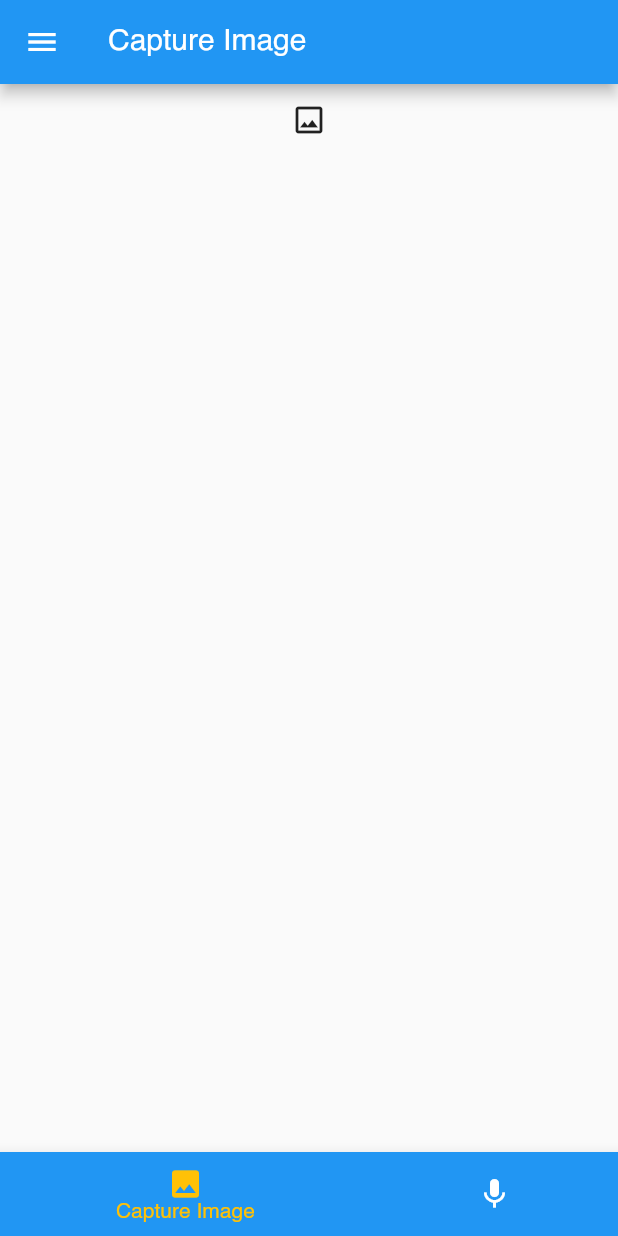
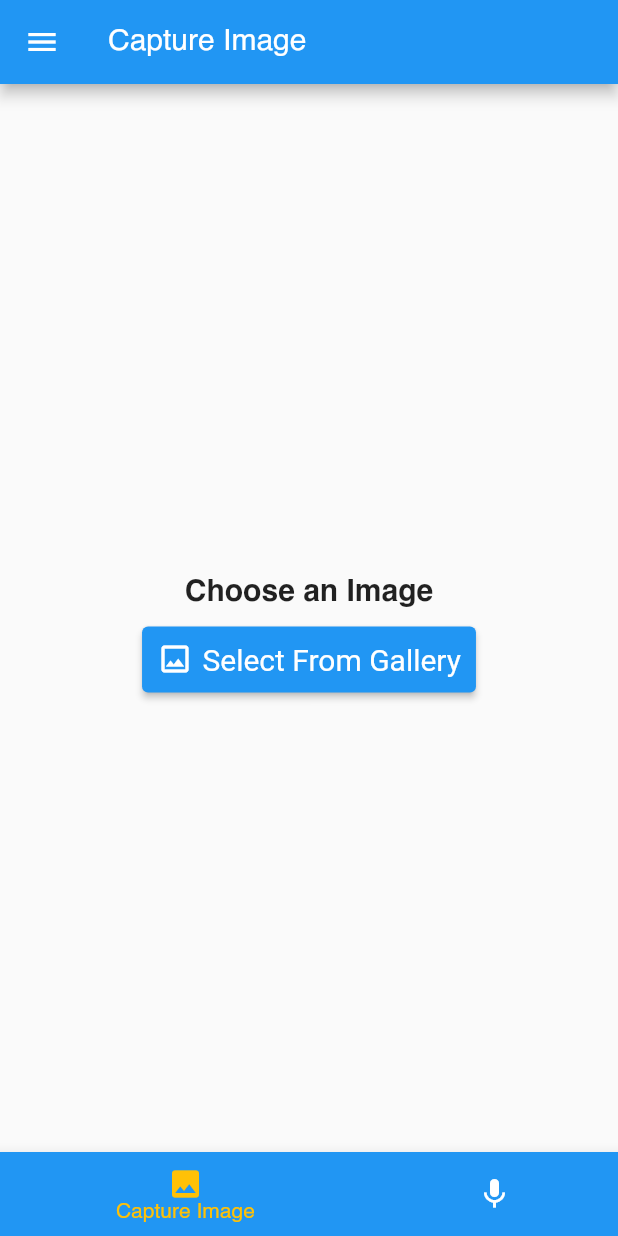
Before and after one commit to heth0218/Project-Alpha, a Flutter app: the screen it shows after launch, on a phone screen of 412 x 824 dp. Run offline on Flutter 3.47's test engine with Material 2 defaults, Android fonts, the light colour scheme and no system bars; our stand-ins replace firebase_core, firebase_storage, flutter_tts, image_picker, speech_to_text; accounts and stored records are empty.

Commit message:
Improved UI and added reupload functionality

```diff
--- a/Grp-Project/lib/screens/image_capture.dart
+++ b/Grp-Project/lib/screens/image_capture.dart
@@ -91,6 +91,13 @@ class _ImageCaptureState extends State<ImageCapture> {
     }
   }
 
+  void reUploadImageButton() {
+    setState(() {
+      _imageFile = null;
+      _storedImageFile = null;
+    });
+  }
+
   @override
   Widget build(BuildContext context) {
     return Column(
@@ -108,23 +115,77 @@ class _ImageCaptureState extends State<ImageCapture> {
                               width: double.infinity,
                               height: 300,
                               margin: EdgeInsets.symmetric(
-                                  horizontal: 20, vertical: 20),
+                                horizontal: 20,
+                                vertical: 20,
+                              ),
                               child: Image.file(
                                 _storedImageFile!,
                                 height: 300,
                                 width: double.infinity,
-                                fit: BoxFit.cover,
+                                fit: BoxFit.contain,
                               ),
                             ),
-                            ElevatedButton(
-                              onPressed: uploadImageButton,
-                              child: Text('Upload Image'),
+                            Row(
+                              mainAxisAlignment: MainAxisAlignment.spaceAround,
+                              children: [
+                                ElevatedButton.icon(
+                                  onPressed: reUploadImageButton,
+                                  label: Text('Re-Upload Image'),
+                                  icon: Icon(Icons.cancel),
+                                  style: ElevatedButton.styleFrom(
+                                    padding: EdgeInsets.all(8),
+                                    textStyle: TextStyle(fontSize: 10),
+                                  ),
+                                ),
+                                ElevatedButton.icon(
+                                  onPressed: uploadImageButton,
+                                  label: Text('Upload Image'),
+                                  icon: Icon(Icons.check),
+                                  style: ElevatedButton.styleFrom(
+                                    padding: EdgeInsets.all(8),
+                                    textStyle: TextStyle(fontSize: 10),
+                                  ),
+                                ),
+                              ],
                             )
                           ],
                         )
-                      : IconButton(
-                          icon: Icon(Icons.image_outlined),
-                          onPressed: captureImage,
+                      : Container(
+                          margin: widget.tutorialCall
+                              ? EdgeInsets.all(0)
+                              : EdgeInsets.fromLTRB(
+                                  0,
+                                  MediaQuery.of(context).size.height * 0.4,
+                                  0,
+                                  0,
+                                ),
+                          child: Column(
+                            children: [
+                              Text(
+                                'Choose an Image',
+                                style: TextStyle(
+                                  fontSize: 20,
+                                  fontWeight: FontWeight.bold,
+                                ),
+                              ),
+                              Container(
+                                margin: EdgeInsets.all(10),
+                                child: ElevatedButton.icon(
+                                  onPressed: captureImage,
+                                  icon: Icon(Icons.image_outlined),
+                                  label: Text('Select From Gallery'),
+                                  style: ElevatedButton.styleFrom(
+                                    padding: EdgeInsets.all(10),
+                                    textStyle: TextStyle(fontSize: 20),
+                                  ),
+                                ),
+                              ),
+                            ],
+                          ),
+                          // child: IconButton(
+                          //   icon: Icon(Icons.image_outlined),
+                          //   onPressed: captureImage,
+                          // ),
                         ),
                 ),
         ),
```
